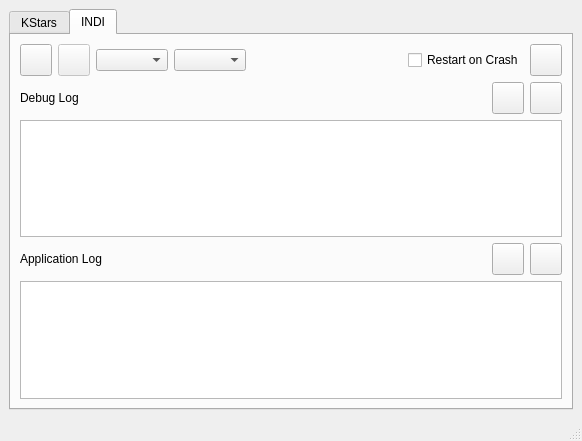
The window that debuggerview.ui (knro/ekosdebugger) describes before a commit, drawn with Qt 5.
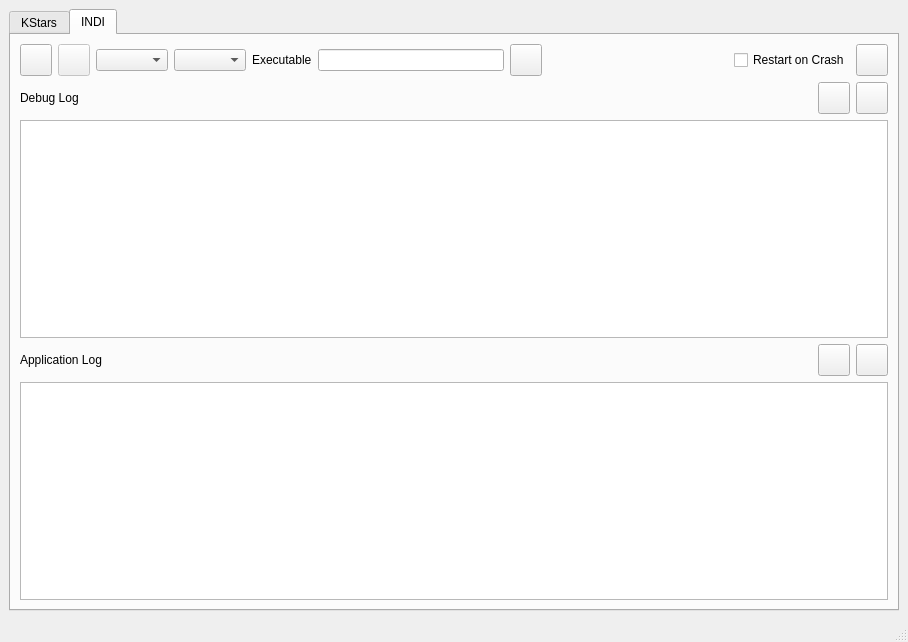
The same window after the commit. The open tabs and pages were chosen to show the change. Icons and pictures are not drawn.

Commit message: Added INDI executable path option

```diff
--- a/debuggerview.ui
+++ b/debuggerview.ui
@@ -6,8 +6,8 @@
    <rect>
     <x>0</x>
     <y>0</y>
-    <width>582</width>
-    <height>441</height>
+    <width>908</width>
+    <height>642</height>
    </rect>
   </property>
   <property name="windowTitle">
@@ -23,7 +23,7 @@
      <widget class="QTabWidget" name="tabWidget">
       <property name="minimumSize">
        <size>
-        <width>500</width>
+        <width>890</width>
         <height>400</height>
        </size>
       </property>
@@ -463,13 +463,58 @@
            </widget>
           </item>
           <item>
-           <spacer name="horizontalSpacer_4">
+           <widget class="QLabel" name="label_6">
+            <property name="text">
+             <string>Executable</string>
+            </property>
+           </widget>
+          </item>
+          <item>
+           <widget class="QLineEdit" name="INDIExeField">
+            <property name="minimumSize">
+             <size>
+              <width>140</width>
+              <height>0</height>
+             </size>
+            </property>
+           </widget>
+          </item>
+          <item>
+           <widget class="QPushButton" name="restoreDefaultINDIExeB">
+            <property name="minimumSize">
+             <size>
+              <width>32</width>
+              <height>32</height>
+             </size>
+            </property>
+            <property name="maximumSize">
+             <size>
+              <width>32</width>
+              <height>32</height>
+             </size>
+            </property>
+            <property name="text">
+             <string/>
+            </property>
+            <property name="icon">
+             <iconset theme="view-refresh"/>
+            </property>
+            <property name="iconSize">
+             <size>
+              <width>28</width>
+              <height>28</height>
+             </size>
+            </property>
+           </widget>
+          </item>
+          <item>
+           <spacer name="horizontalSpacer_3">
             <property name="orientation">
              <enum>Qt::Horizontal</enum>
             </property>
             <property name="sizeHint" stdset="0">
              <size>
-              <width>40</width>
+              <width>20</width>
               <height>20</height>
              </size>
             </property>
```
Left out of the diff: 24 changed lines with no effect on the pictures. The commit also changes 2 other files.
